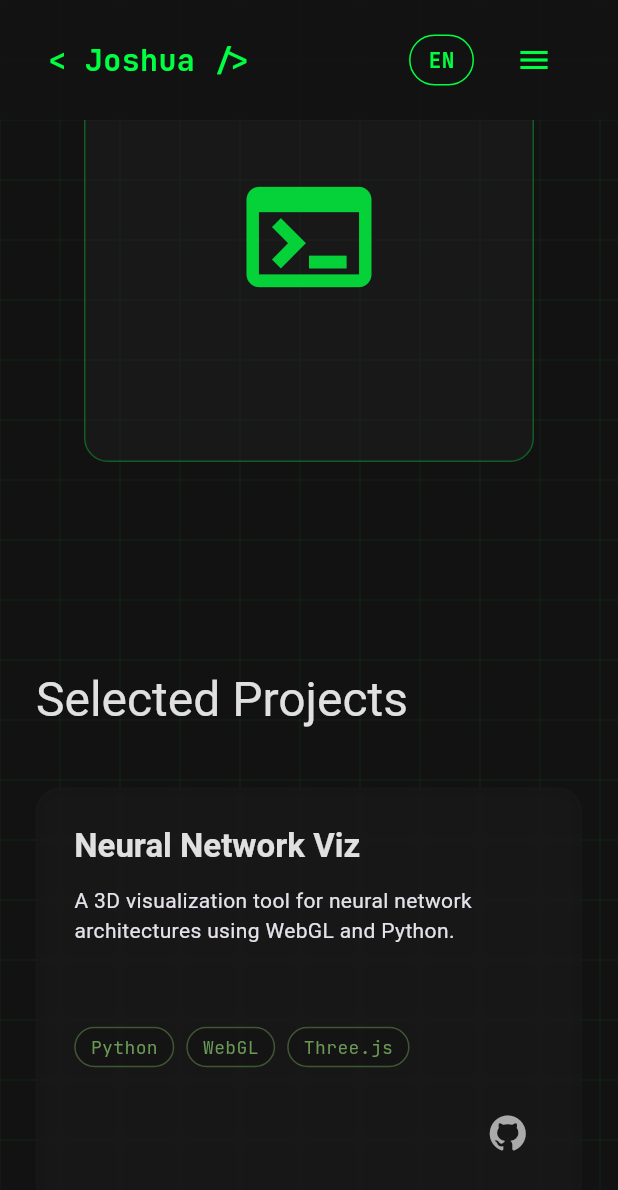
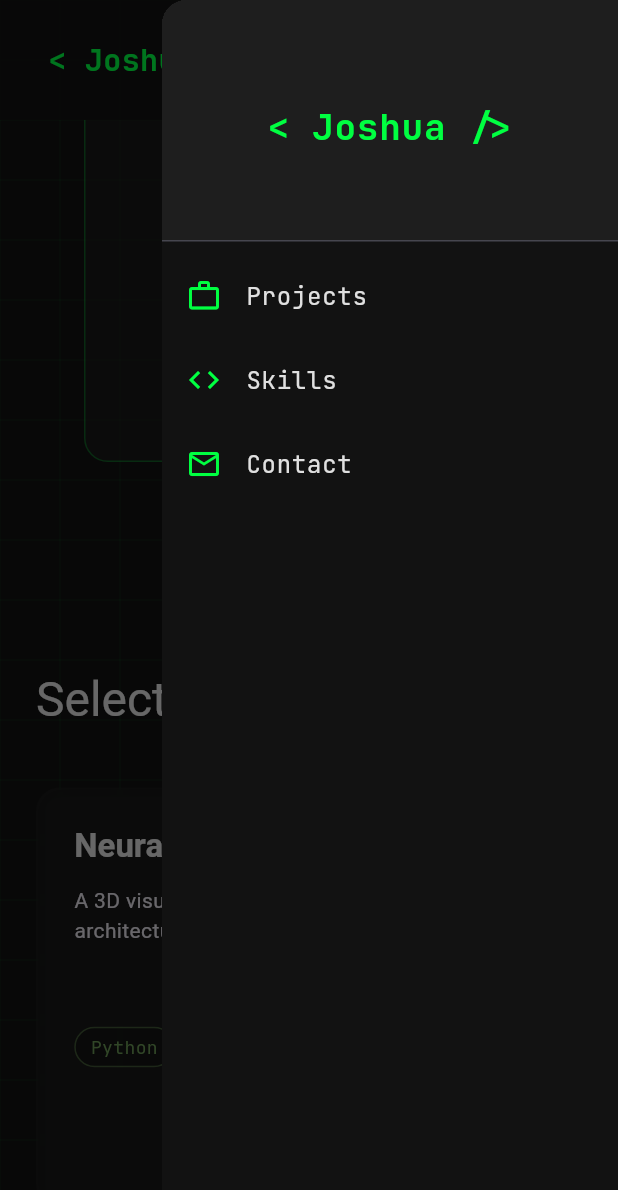
Before and after one commit to JoshuaLopez2000/Portfolio, a Flutter app: the screen it shows after launch, scrolled down 576 dp, after a tap on the "menu" icon, on a phone screen of 412 x 824 dp. Shown: the top 1190 px of the screen. Run offline on Flutter 3.47's test engine with Material 3 defaults, Android fonts, the phone set to English and light mode, and no system bars; our stand-ins replace animated_text_kit, font_awesome_flutter, google_fonts, youtube_player_iframe.

Commit message:
Add navigation drawer and update widget tests
- Implement an `endDrawer` in `HomeScreen` for mobile navigation featuring section links for Projects, Skills, and Contact.
- Use `GoogleFonts.jetBrainsMono` and `AppTheme` constants to style the drawer header and list items.
- Integrate `_scrollToSection` callbacks in the drawer to enable smooth scrolling from the mobile menu.
- Replace the default counter smoke test with an app rendering test in `widget_test.dart`.
- Configure a larger physical surface size in tests to properly accommodate responsive layout components.

```diff
--- a/lib/presentation/screens/home_screen.dart
+++ b/lib/presentation/screens/home_screen.dart
@@ -1,4 +1,5 @@
 import 'package:flutter/material.dart';
+import 'package:google_fonts/google_fonts.dart';
 import 'package:untitled/l10n/app_localizations.dart';
 
 import '../../theme/app_theme.dart';
@@ -39,8 +40,64 @@ class _HomeScreenState extends State<HomeScreen> {
 
   @override
   Widget build(BuildContext context) {
+    final l10n = AppLocalizations.of(context)!;
     return Scaffold(
       backgroundColor: AppTheme.background,
+      endDrawer: Drawer(
+        backgroundColor: AppTheme.background,
+        child: Column(
+          children: [
+            DrawerHeader(
+              decoration: const BoxDecoration(
+                color: AppTheme.surface,
+              ),
+              child: Center(
+                child: Text(
+                  '< Joshua />',
+                  style: GoogleFonts.jetBrainsMono(
+                    fontSize: 24,
+                    fontWeight: FontWeight.bold,
+                    color: AppTheme.primary,
+                  ),
+                ),
+              ),
+            ),
+            ListTile(
+              leading: const Icon(Icons.work_outline, color: AppTheme.primary),
+              title: Text(
+                l10n.navProjects,
+                style: GoogleFonts.jetBrainsMono(color: AppTheme.textPrimary),
+              ),
+              onTap: () {
+                Navigator.pop(context);
+                _scrollToSection(_projectsKey);
+              },
+            ),
+            ListTile(
+              leading: const Icon(Icons.code, color: AppTheme.primary),
+              title: Text(
+                l10n.navSkills,
+                style: GoogleFonts.jetBrainsMono(color: AppTheme.textPrimary),
+              ),
+              onTap: () {
+                Navigator.pop(context);
+                _scrollToSection(_skillsKey);
+              },
+            ),
+            ListTile(
+              leading: const Icon(Icons.mail_outline, color: AppTheme.primary),
+              title: Text(
+                l10n.navContact,
+                style: GoogleFonts.jetBrainsMono(color: AppTheme.textPrimary),
+              ),
+              onTap: () {
+                Navigator.pop(context);
+                _scrollToSection(_contactKey);
+              },
+            ),
+          ],
+        ),
+      ),
       body: Stack(
         children: [
           // Background "Tech" Grid
```
Also changed, not shown: 1 other file.
